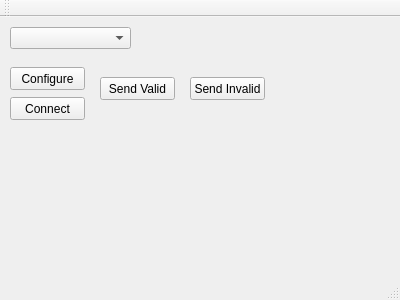
Before: the Qt Designer form src/ECM_MainWindow/mainwindow.ui in dmherrington/ECM-Control-System, drawn with Qt 5.
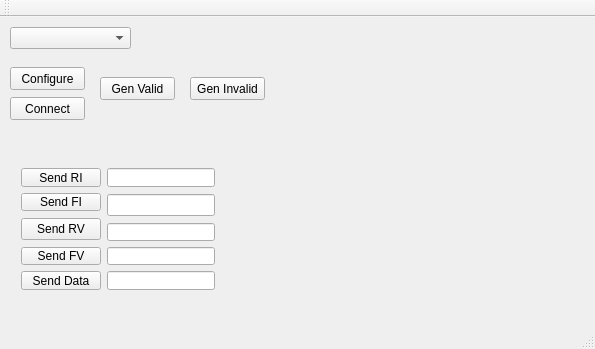
After: the same form once the commit is applied.

Patch:
```diff
--- a/src/ECM_MainWindow/mainwindow.ui
+++ b/src/ECM_MainWindow/mainwindow.ui
@@ -6,8 +6,8 @@
    <rect>
     <x>0</x>
     <y>0</y>
-    <width>400</width>
-    <height>300</height>
+    <width>595</width>
+    <height>349</height>
    </rect>
   </property>
   <property name="windowTitle">
@@ -47,7 +47,7 @@
      </rect>
     </property>
     <property name="text">
-     <string>Send Valid</string>
+     <string>Gen Valid</string>
     </property>
    </widget>
    <widget class="QPushButton" name="pushButton_SendValid_2">
@@ -60,7 +60,7 @@
      </rect>
     </property>
     <property name="text">
-     <string>Send Invalid</string>
+     <string>Gen Invalid</string>
     </property>
    </widget>
    <widget class="QPushButton" name="pushButton_ConfigureSerialPort">
@@ -76,6 +76,68 @@
      <string>Configure</string>
     </property>
    </widget>
+   <widget class="QWidget" name="layoutWidget">
+    <property name="geometry">
+     <rect>
+      <x>10</x>
+      <y>140</y>
+      <width>216</width>
+      <height>144</height>
+     </rect>
+    </property>
+    <layout class="QGridLayout" name="gridLayout">
+     <item row="0" column="0">
+      <widget class="QPushButton" name="pushButton_SendRevI">
+       <property name="text">
+        <string>Send RI</string>
+       </property>
+      </widget>
+     </item>
+     <item row="0" column="1">
+      <widget class="QLineEdit" name="dataRI"/>
+     </item>
+     <item row="1" column="0">
+      <widget class="QPushButton" name="pushButton_SendFI">
+       <property name="text">
+        <string>Send FI</string>
+       </property>
+      </widget>
+     </item>
+     <item row="1" column="1" rowspan="2">
+      <widget class="QLineEdit" name="dataFI"/>
+     </item>
+     <item row="2" column="0" rowspan="2">
+      <widget class="QPushButton" name="pushButton_SendRV">
+       <property name="text">
+        <string>Send RV</string>
+       </property>
+      </widget>
+     </item>
+     <item row="3" column="1">
+      <widget class="QLineEdit" name="dataRV"/>
+     </item>
+     <item row="4" column="0">
+      <widget class="QPushButton" name="pushButton_SendFV">
+       <property name="text">
+        <string>Send FV</string>
+       </property>
+      </widget>
+     </item>
+     <item row="4" column="1">
+      <widget class="QLineEdit" name="dataFV"/>
+     </item>
+     <item row="5" column="0">
+      <widget class="QPushButton" name="pushButton_SendData">
+       <property name="text">
+        <string>Send Data</string>
+       </property>
+      </widget>
+     </item>
+     <item row="5" column="1">
+      <widget class="QLineEdit" name="dataFull"/>
+     </item>
+    </layout>
+   </widget>
   </widget>
   <widget class="QToolBar" name="mainToolBar">
    <attribute name="toolBarArea">
```
Left out of the diff: 6 changed lines with no effect on the pictures.
